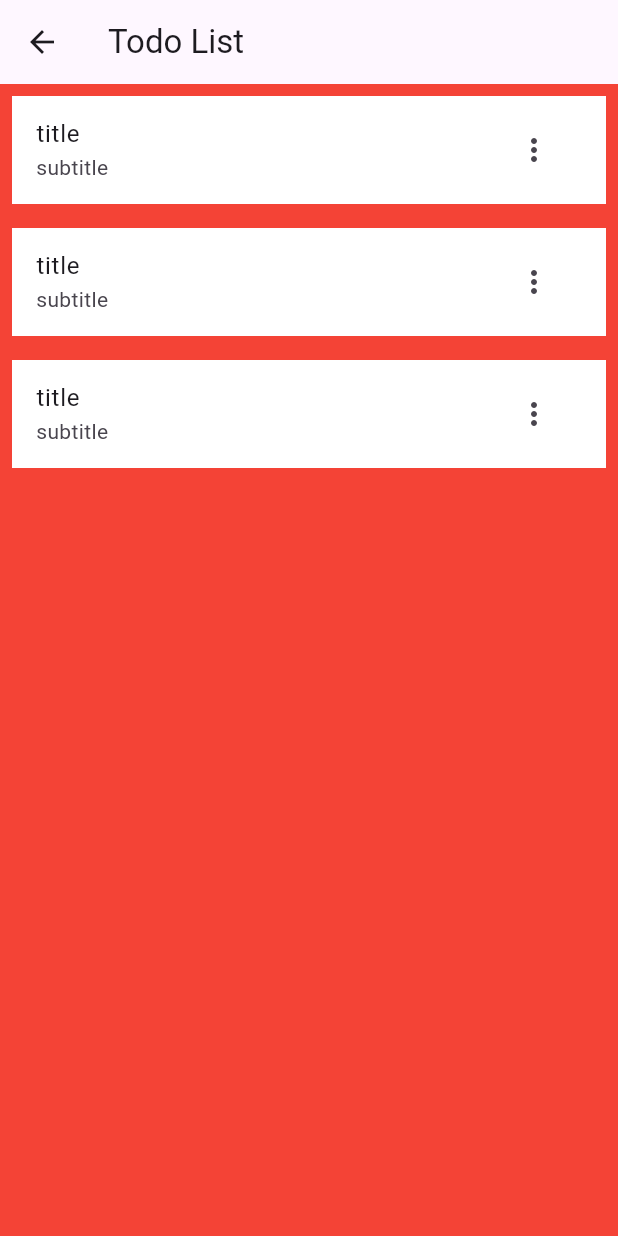
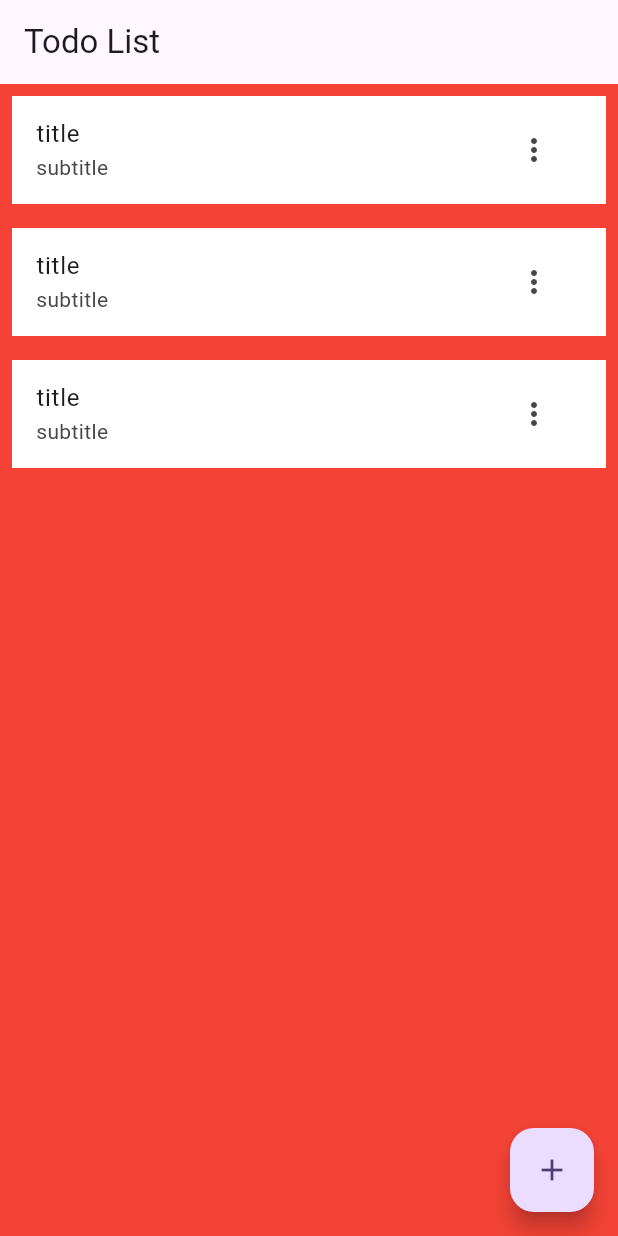
Before and after one commit to Shahin4292/Todo_app_api_provider, a Flutter app: the TodoList screen opened directly, on a phone screen of 412 x 824 dp. Run offline on Flutter 3.47's test engine with Material 3 defaults, Android fonts, the phone set to English and light mode, and no system bars.

Commit message:
add floating action button

```diff
--- a/lib/main.dart
+++ b/lib/main.dart
@@ -16,7 +16,7 @@ class MyApp extends StatelessWidget {
         colorScheme: ColorScheme.fromSeed(seedColor: Colors.deepPurple),
         useMaterial3: true,
       ),
-      home: const TodoCreate(),
+      home: const TodoList(),
     );
   }
 }
--- a/lib/src/view/todo_list.dart
+++ b/lib/src/view/todo_list.dart
@@ -8,6 +8,10 @@ class TodoList extends StatelessWidget {
       backgroundColor: Colors.red,
       appBar: AppBar(
         title: const Text("Todo List"),
+      ),
+      floatingActionButton: FloatingActionButton(
+        onPressed: () {  },
+        child: const Icon(Icons.add),
       ),
       body: Column(
         children: [
```
